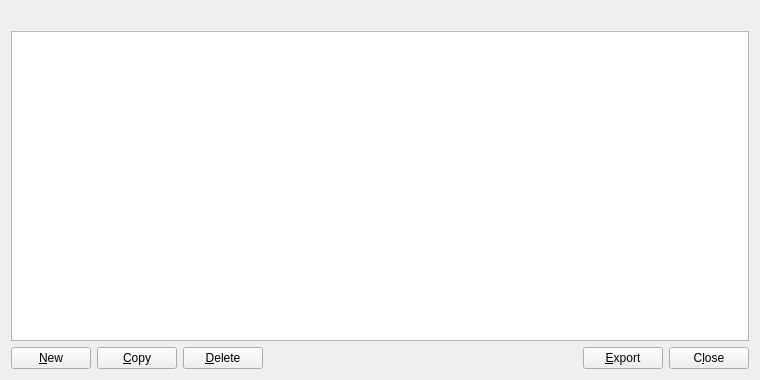
This is src/qt/forms/addressbookpage.ui in Rubixblockchain/RUNES-ProtoMaster as Qt 5 draws it before an edit. The edited form follows.
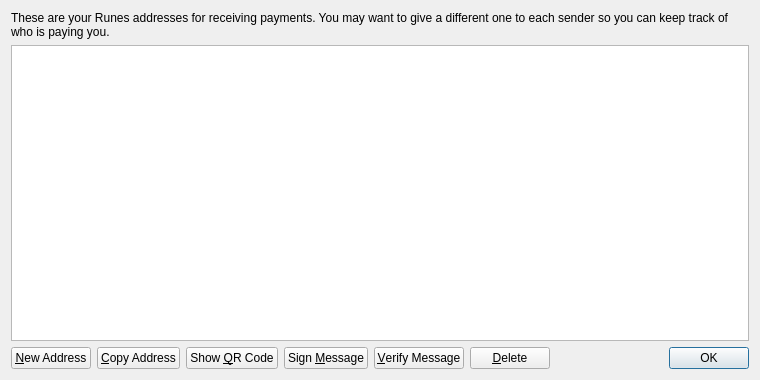
This is the edited form. Icons and pictures are not drawn.

Patch:
```diff
--- a/src/qt/forms/addressbookpage.ui
+++ b/src/qt/forms/addressbookpage.ui
@@ -13,6 +13,9 @@
   <layout class="QVBoxLayout" name="verticalLayout">
    <item>
     <widget class="QLabel" name="labelExplanation">
+     <property name="text">
+      <string>These are your Runes addresses for receiving payments. You may want to give a different one to each sender so you can keep track of who is paying you.</string>
+     </property>
      <property name="textFormat">
       <enum>Qt::PlainText</enum>
      </property>
@@ -23,43 +26,6 @@
    </item>
    <item>
     <widget class="QTableView" name="tableView">
-     <property name="palette">
-      <palette>
-       <active>
-        <colorrole role="Text">
-         <brush brushstyle="SolidPattern">
-          <color alpha="255">
-           <red>51</red>
-           <green>51</green>
-           <blue>51</blue>
-          </color>
-         </brush>
-        </colorrole>
-       </active>
-       <inactive>
-        <colorrole role="Text">
-         <brush brushstyle="SolidPattern">
-          <color alpha="255">
-           <red>51</red>
-           <green>51</green>
-           <blue>51</blue>
-          </color>
-         </brush>
-        </colorrole>
-       </inactive>
-       <disabled>
-        <colorrole role="Text">
-         <brush brushstyle="SolidPattern">
-          <color alpha="255">
-           <red>85</red>
-           <green>85</green>
-           <blue>85</blue>
-          </color>
-         </brush>
-        </colorrole>
-       </disabled>
-      </palette>
-     </property>
      <property name="contextMenuPolicy">
       <enum>Qt::CustomContextMenu</enum>
      </property>
@@ -69,9 +35,6 @@
      <property name="tabKeyNavigation">
       <bool>false</bool>
      </property>
-     <property name="alternatingRowColors">
-      <bool>true</bool>
-     </property>
      <property name="selectionMode">
       <enum>QAbstractItemView::SingleSelection</enum>
      </property>
@@ -94,14 +57,7 @@
         <string>Create a new address</string>
        </property>
        <property name="text">
-        <string>&amp;New</string>
-       </property>
-       <property name="icon">
-        <iconset resource="../RÜNES.qrc">
-         <normaloff>:/icons/add</normaloff>:/icons/add</iconset>
-       </property>
-       <property name="autoDefault">
-        <bool>false</bool>
+        <string>&amp;New Address</string>
        </property>
       </widget>
      </item>
@@ -111,32 +67,45 @@
         <string>Copy the currently selected address to the system clipboard</string>
        </property>
        <property name="text">
-        <string>&amp;Copy</string>
+        <string>&amp;Copy Address</string>
        </property>
-       <property name="icon">
-        <iconset resource="../RÜNES.qrc">
-         <normaloff>:/icons/editcopy</normaloff>:/icons/editcopy</iconset>
+      </widget>
+     </item>
+     <item>
+      <widget class="QPushButton" name="showQRCode">
+       <property name="text">
+        <string>Show &amp;QR Code</string>
        </property>
-       <property name="autoDefault">
-        <bool>false</bool>
+      </widget>
+     </item>
+     <item>
+      <widget class="QPushButton" name="signMessage">
+       <property name="toolTip">
+        <string>Sign a message to prove you own a Runes address</string>
        </property>
+       <property name="text">
+        <string>Sign &amp;Message</string>
+       </property>
       </widget>
      </item>
      <item>
-      <widget class="QPushButton" name="deleteAddress">
+      <widget class="QPushButton" name="verifyMessage">
+       <property name="toolTip">
+        <string>Verify a message to ensure it was signed with a specified Runes address</string>
+       </property>
+       <property name="text">
+        <string>&amp;Verify Message</string>
+       </property>
+      </widget>
+     </item>
+     <item>
+      <widget class="QPushButton" name="deleteButton">
        <property name="toolTip">
         <string>Delete the currently selected address from the list</string>
        </property>
        <property name="text">
         <string>&amp;Delete</string>
        </property>
-       <property name="icon">
-        <iconset resource="../RÜNES.qrc">
-         <normaloff>:/icons/remove</normaloff>:/icons/remove</iconset>
-       </property>
-       <property name="autoDefault">
-        <bool>false</bool>
-       </property>
       </widget>
      </item>
      <item>
@@ -153,35 +122,15 @@
       </spacer>
      </item>
      <item>
-      <widget class="QPushButton" name="exportButton">
-       <property name="toolTip">
-        <string>Export the data in the current tab to a file</string>
-       </property>
-       <property name="text">
-        <string>&amp;Export</string>
-       </property>
-       <property name="icon">
-        <iconset resource="../RÜNES.qrc">
-         <normaloff>:/icons/export</normaloff>:/icons/export</iconset>
-       </property>
-       <property name="autoDefault">
-        <bool>false</bool>
-       </property>
-      </widget>
-     </item>
-     <item>
-      <widget class="QPushButton" name="closeButton">
+      <widget class="QDialogButtonBox" name="buttonBox">
        <property name="sizePolicy">
-        <sizepolicy hsizetype="Minimum" vsizetype="Minimum">
+        <sizepolicy hsizetype="Maximum" vsizetype="Fixed">
          <horstretch>0</horstretch>
          <verstretch>0</verstretch>
         </sizepolicy>
        </property>
-       <property name="text">
-        <string>C&amp;lose</string>
-       </property>
-       <property name="autoDefault">
-        <bool>false</bool>
+       <property name="standardButtons">
+        <set>QDialogButtonBox::Ok</set>
        </property>
       </widget>
      </item>
```
Left out of the diff: 11 changed lines with no effect on the pictures.
